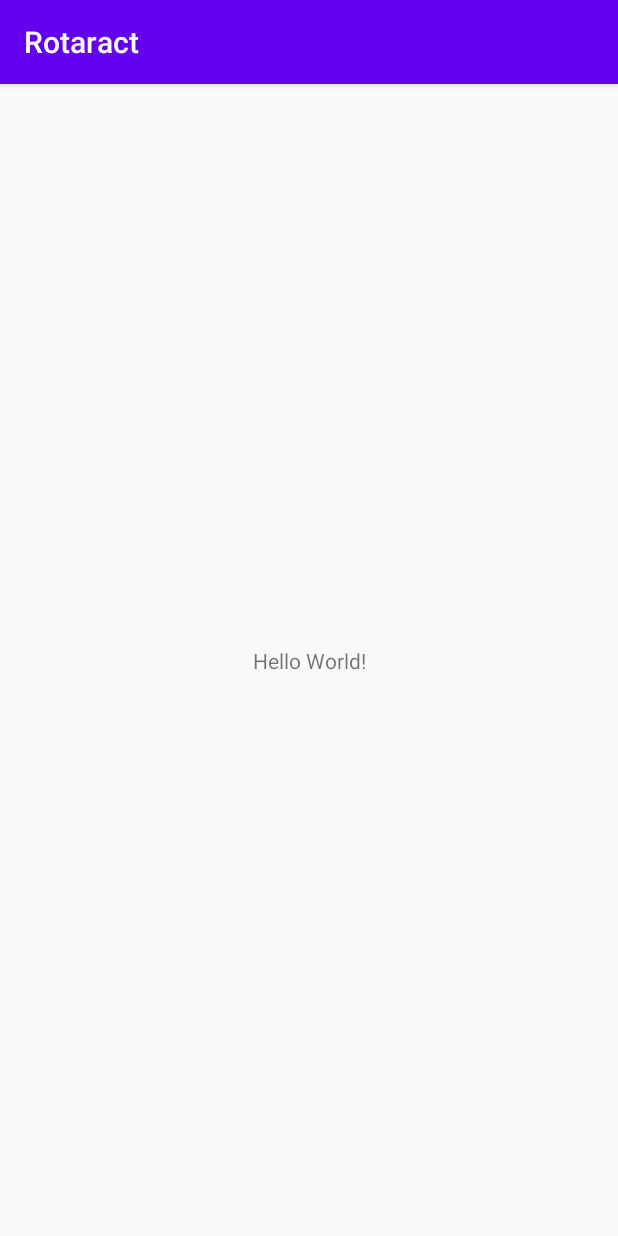
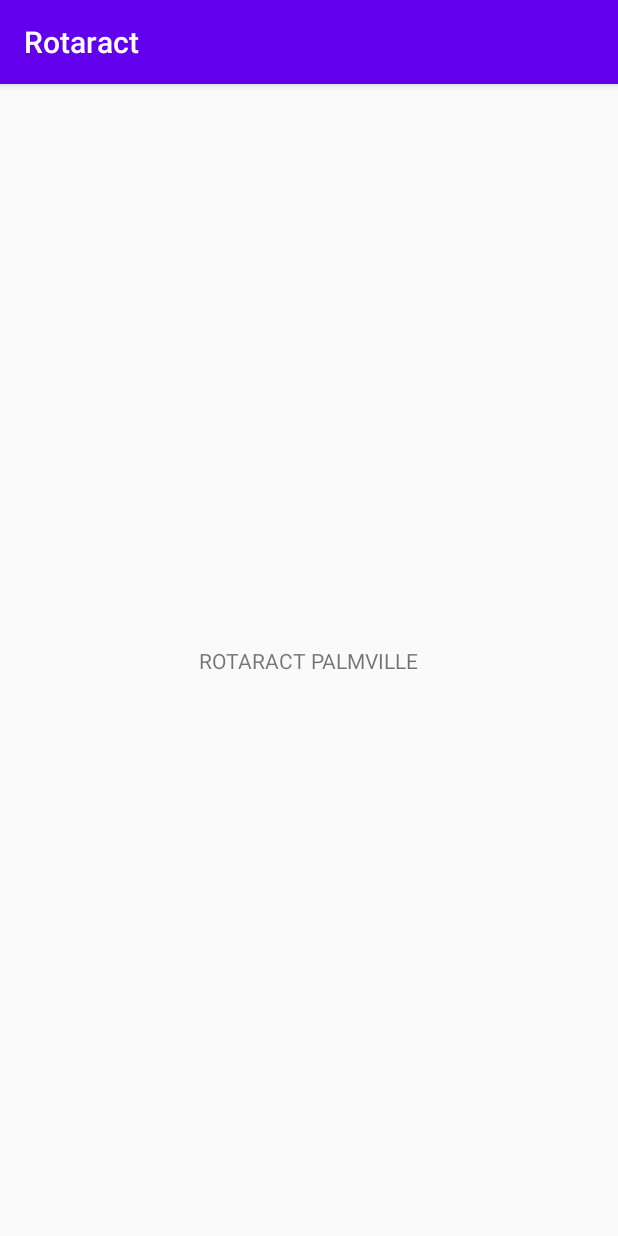
Before and after one commit to ineehar/Rotaract, an Android app: the screen it shows after launch (MainActivity), on a phone screen of 412 x 824 dp. Run offline under Robolectric (Android 15) with nearby library versions, the phone set to English and light mode, and no system bars.

Commit message:
Text changed. Expecting smooth functioning

```diff
--- a/app/src/main/res/layout/activity_main.xml
+++ b/app/src/main/res/layout/activity_main.xml
@@ -9,7 +9,7 @@
     <TextView
         android:layout_width="wrap_content"
         android:layout_height="wrap_content"
-        android:text="Hello World!"
+        android:text="ROTARACT PALMVILLE"
         app:layout_constraintBottom_toBottomOf="parent"
         app:layout_constraintLeft_toLeftOf="parent"
         app:layout_constraintRight_toRightOf="parent"
```
